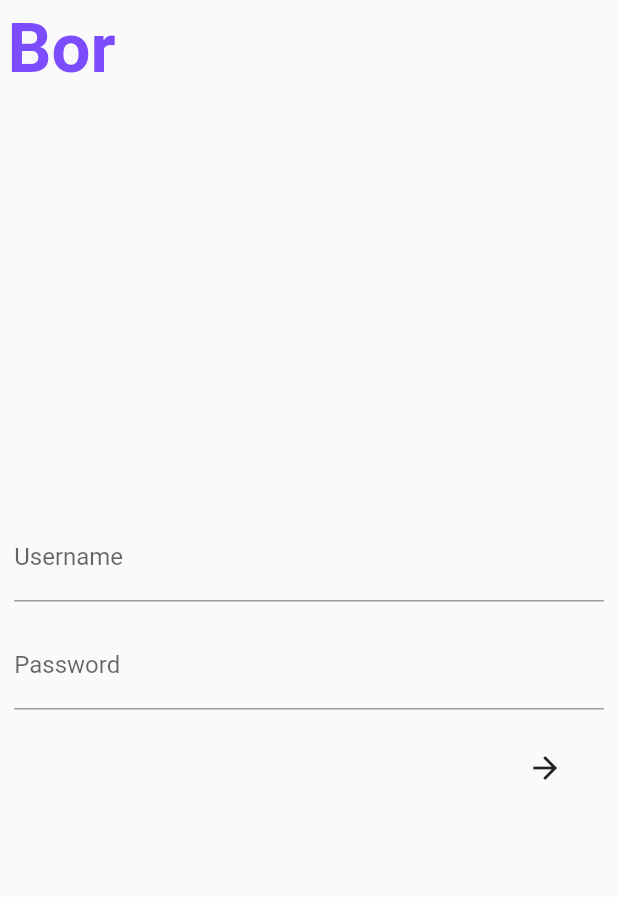
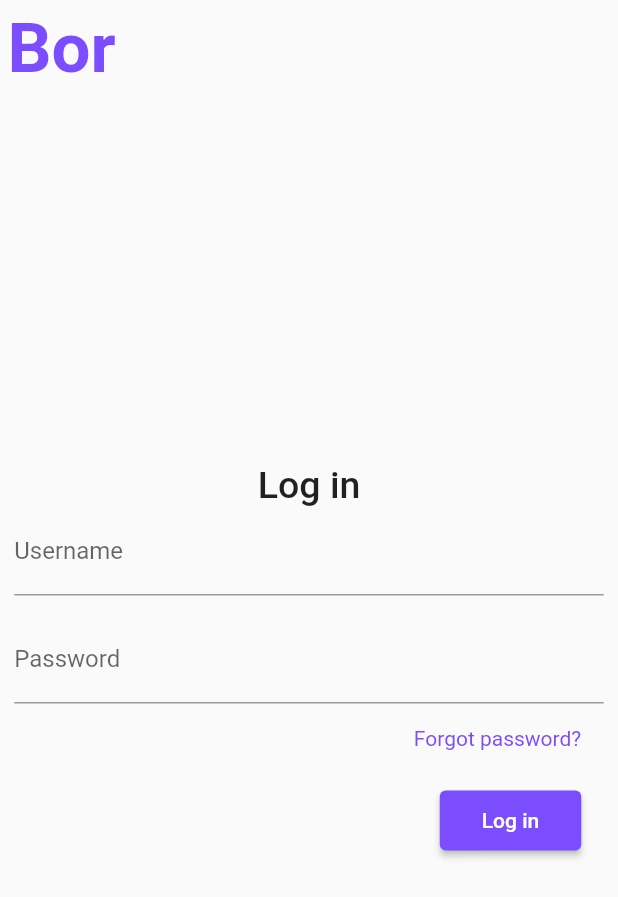
Before and after one commit to william-herring/bor, a Flutter app: the screen it shows after launch, on a phone screen of 412 x 824 dp. Shown: the top 897 px of the screen. Run offline on Flutter 3.47's test engine with Material 2 defaults, Android fonts, the phone set to English and light mode, and no system bars; our stand-ins replace google_fonts; Roboto replaces fonts that are missing (Ubuntu).

Commit message:
Updated login form

```diff
--- a/client/lib/nav/login_form.dart
+++ b/client/lib/forms/login_form.dart
@@ -1,9 +1,4 @@
-import 'dart:convert';
-import 'package:animations/animations.dart';
-import 'package:bor/main.dart';
-import 'package:bor/objects/team_obj.dart';
 import 'package:flutter/material.dart';
-import 'package:flutter/services.dart';
 import 'package:google_fonts/google_fonts.dart';
 import 'package:http/http.dart' as http;
 
@@ -46,9 +41,9 @@ class _LoginFormState extends State<LoginForm> {
               mainAxisAlignment: MainAxisAlignment.center,
               children: [
                 Text(
-                  "",
+                  "Log in",
                   style: GoogleFonts.ubuntu(
-                    fontSize: 11.0,
+                    fontSize: 25.0,
                     fontWeight: FontWeight.w500
                   ),
                 ),
@@ -61,15 +56,10 @@ class _LoginFormState extends State<LoginForm> {
                       return "Please enter a valid username";
                     }
 
-
-                    var message = "";
-
-
                     if (value.isNotEmpty) {
                       setState(() {
                         userInput = value;
                       });
-                      return "You entered: " + value;//todo make something actually happen when you enter user/pass
                     }
 
                     return "Please enter a valid username";
@@ -108,8 +98,8 @@ class _LoginFormState extends State<LoginForm> {
                       setState(() {
                         passInput = value;
                       });
-                      return "You entered: " + value;
                     }
+
                     return "Please enter a valid password";
                   },
 
@@ -128,10 +118,39 @@ class _LoginFormState extends State<LoginForm> {
                 Row(
                   mainAxisAlignment: MainAxisAlignment.end,
                   children: [
+                    GestureDetector(
+                      child: Container(
+                        margin: const EdgeInsets.all(15.0),
+                        child: Text(
+                          "Forgot password?",
+                          style: GoogleFonts.ubuntu(
+                            color: Colors.deepPurpleAccent,
+                          ),
+                        ),
+                      )
+                    ),
+                  ],
+                ),
+                Row(
+                  mainAxisAlignment: MainAxisAlignment.end,
+                  children: [
                     Padding(
-                      padding: const EdgeInsets.all(15.0),
-                      child: IconButton(onPressed: () => _formKey.currentState!.validate(),
-                          icon: const Icon(Icons.arrow_forward)),
+                      padding: const EdgeInsets.fromLTRB(15.0, 8.0, 15.0, 0.0),
+                      child: ElevatedButton(
+                        onPressed: () => _formKey.currentState!.validate(),
+                        child: Padding(
+                          padding: const EdgeInsets.all(12.0),
+                          child: Text(
+                            "Log in",
+                            style: GoogleFonts.ubuntu(
+                              color: Colors.white,
+                            ),
+                          ),
+                        ),
+                        style: ElevatedButton.styleFrom(
+                          primary: Colors.deepPurpleAccent,
+                        ),
+                      )
                     ),
                   ],
                 )
--- a/client/lib/main.dart
+++ b/client/lib/main.dart
@@ -17,7 +17,7 @@ class App extends StatelessWidget {
   @override
   Widget build(context) {
     return MaterialApp(
-      initialRoute: isLoggedOut ? '/login' : '/teams', //join to be replaced by login
+      initialRoute: isLoggedOut ? '/login' : '/teams',
       onGenerateRoute: (settings) {
         String route = settings.name as String;
 
--- a/client/lib/screens/login.dart
+++ b/client/lib/screens/login.dart
@@ -1,4 +1,4 @@
-import 'package:bor/nav/login_form.dart';
+import 'package:bor/forms/login_form.dart';
 import 'package:bor/objects/team_obj.dart';
 import 'package:flutter/material.dart';
 import 'package:google_fonts/google_fonts.dart';
@@ -26,8 +26,8 @@ class LoginScreen extends StatelessWidget {
           ),
         ),
 
-        body: Center(
-          child: const LoginForm(),
+        body: const Center(
+          child: LoginForm(),
         )
     );
   }
```
